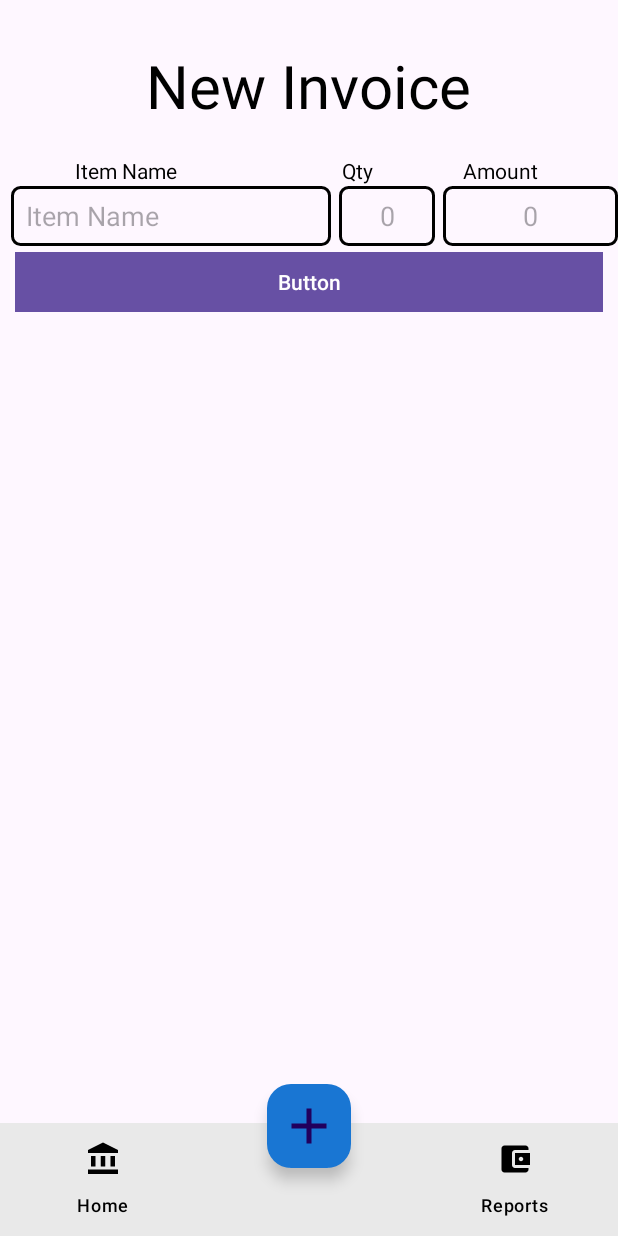
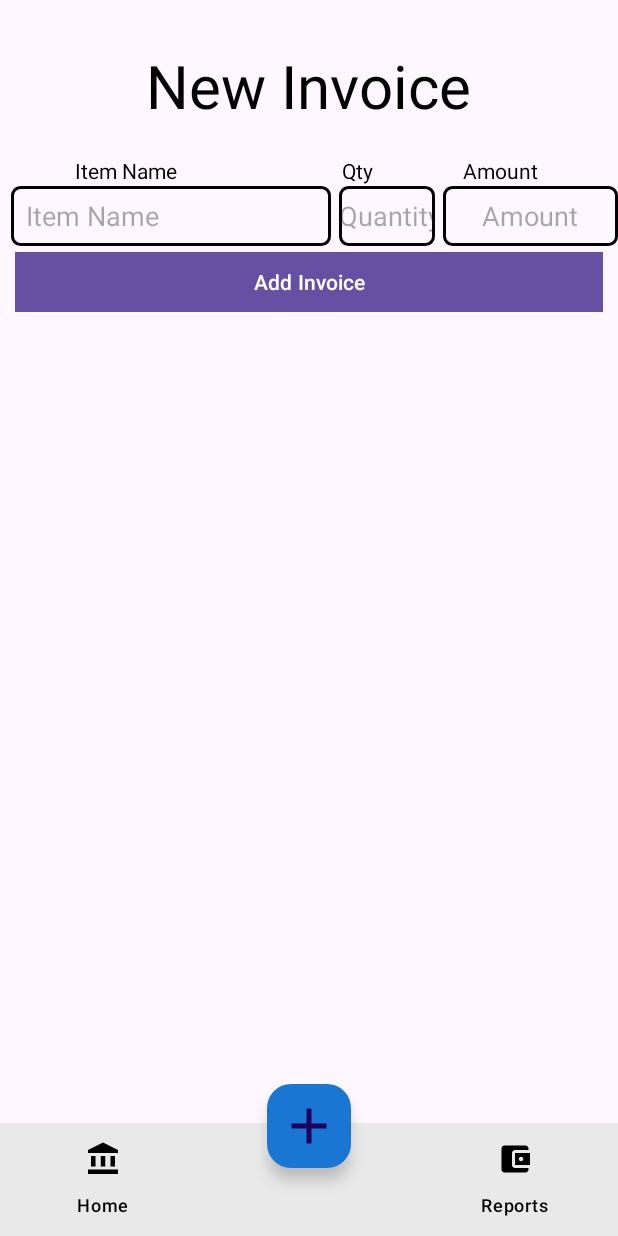
Before and after one commit to ThePrince047/EasyBill, an Android app: the invoice_gen_page screen opened directly, with no data from a screen before it, on a phone screen of 412 x 824 dp. Run offline under Robolectric (Android 15) with nearby library versions, the phone set to English and light mode, and no system bars; our stand-ins replace Firebase (no records; nobody signed in at launch, a user with empty details on screens opened directly).

Commit message:
1.5.1 Few Big Changes by Jay

```diff
--- a/app/src/main/res/layout/activity_invoice_gen_page.xml
+++ b/app/src/main/res/layout/activity_invoice_gen_page.xml
@@ -7,12 +7,10 @@
     android:layout_height="match_parent"
     tools:context=".invoice_gen_page">
 
-
     <TextView
         android:id="@+id/lblinvoicegen"
         android:layout_width="wrap_content"
         android:layout_height="wrap_content"
-
         android:layout_marginStart="46dp"
         android:layout_marginTop="30dp"
         android:textColor="@color/black"
@@ -32,6 +30,7 @@
         app:itemTextColor="@color/bottom_nav_colir"
         app:labelVisibilityMode="labeled"
         app:menu="@menu/botton_nav_items"/>
+
     <com.google.android.material.floatingactionbutton.FloatingActionButton
         android:id="@+id/fabButton"
         android:layout_width="wrap_content"
@@ -67,8 +66,9 @@
         android:layout_marginStart="5dp"
         android:textAlignment="center"
         android:background="@drawable/border"
-        android:hint="0"
-        android:inputType="text" />
+        android:hint="Quantity"
+        android:inputType="number" />
+
     <EditText
         android:id="@+id/edtAmount"
         android:layout_width="wrap_content"
@@ -81,55 +81,57 @@
         android:ems="6"
         android:textAlignment="center"
         android:background="@drawable/border"
-        android:hint="0"
-        android:inputType="text" />
+        android:hint="Amount"
+        android:inputType="numberDecimal" />
 
     <TextView
         android:id="@+id/lblItemName"
+        android:layout_width="wrap_content"
+        android:layout_height="wrap_content"
         android:layout_below="@id/lblinvoicegen"
         android:layout_marginTop="20dp"
         android:layout_marginStart="50dp"
+        android:textColor="@color/black"
+        android:text="Item Name" />
+
+    <TextView
+        android:id="@+id/lblItemQuantity"
         android:layout_width="wrap_content"
         android:layout_height="wrap_content"
-        android:textColor="@color/black"
-        android:text="Item Name" />
-    <TextView
-        android:id="@+id/lblItemQuantity"
         android:layout_below="@id/lblinvoicegen"
-        android:layout_toRightOf="@id/lblItemName"
-
+        android:layout_toEndOf="@id/lblItemName"
         android:layout_marginTop="20dp"
         android:layout_marginStart="110dp"
+        android:textColor="@color/black"
+        android:text="Qty" />
+
+    <TextView
+        android:id="@+id/lblItemAmount"
         android:layout_width="wrap_content"
         android:layout_height="wrap_content"
-        android:textColor="@color/black"
-        android:text="Qty" />
-    <TextView
-        android:id="@+id/lblItemAmount"
         android:layout_below="@id/lblinvoicegen"
-        android:layout_toRightOf="@id/lblItemQuantity"
+        android:layout_toEndOf="@id/lblItemQuantity"
         android:layout_marginTop="20dp"
         android:layout_marginStart="60dp"
-        android:layout_width="wrap_content"
-        android:layout_height="wrap_content"
         android:textColor="@color/black"
         android:text="Amount" />
 
     <com.google.android.material.button.MaterialButton
         android:id="@+id/btnAddInvoice"
         android:layout_width="match_parent"
-        app:cornerRadius="0dp"
         android:layout_height="wrap_content"
-        android:text="Button"
+        android:text="Add Invoice"
         android:layout_below="@id/edtAmount"
         android:layout_centerHorizontal="true"
-        android:layout_marginEnd="20dp"/>
+        android:layout_marginEnd="20dp"
+        app:cornerRadius="0dp" />
 
     <ListView
+        android:id="@+id/lvAddedItems"
+        android:layout_width="match_parent"
+        android:layout_height="match_parent"
         android:layout_marginTop="20dp"
         android:layout_below="@id/btnAddInvoice"
-        android:layout_above="@id/bottom_navigation"
-        android:layout_width="match_parent"
-        android:layout_height="match_parent" />
+        android:layout_above="@id/bottom_navigation" />
 
 </RelativeLayout>
```
Also changed, not shown: app/src/main/java/com/example/easybill/invoice_gen_page.java (+91 -50 lines), app/src/main/res/layout/added_item.xml (+57 -3 lines).
